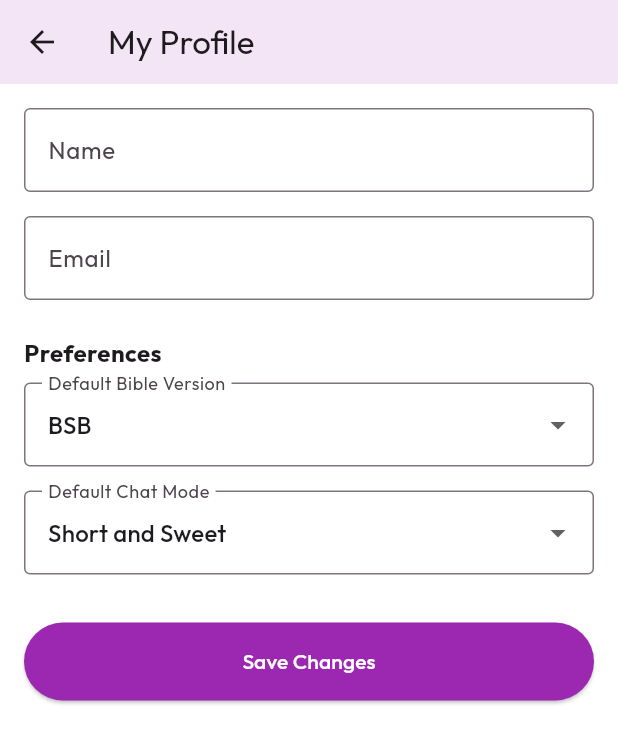
After one commit to AntonyMN/bible-ai-samuel, a Flutter app: the ProfileScreen screen opened by its route, on a phone screen of 412 x 824 dp. The commit adds this screen. Shown: the top 743 px of the screen. Run offline on Flutter 3.47's test engine with Material 3 defaults, Android fonts, the phone set to English and light mode, and no system bars; our stand-ins replace audioplayers, flutter_markdown, google_fonts, permission_handler, shared_preferences, speech_to_text; accounts and stored records are empty; network calls fail.

Commit message:
Add API support for mobile profile and memories

```diff
--- /dev/null
+++ b/mobile/lib/screens/profile_screen.dart
@@ -0,0 +1,136 @@
+import 'package:flutter/material.dart';
+import 'package:provider/provider.dart';
+import '../providers/auth_provider.dart';
+import '../providers/chat_provider.dart';
+import '../services/api_service.dart';
+
+class ProfileScreen extends StatefulWidget {
+  const ProfileScreen({super.key});
+
+  @override
+  State<ProfileScreen> createState() => _ProfileScreenState();
+}
+
+class _ProfileScreenState extends State<ProfileScreen> {
+  final _formKey = GlobalKey<FormState>();
+  late TextEditingController _nameController;
+  late TextEditingController _emailController;
+  String? _selectedBibleVersion;
+  String? _selectedMode;
+  bool _isLoading = false;
+
+  @override
+  void initState() {
+    super.initState();
+    final user = context.read<AuthProvider>().user;
+    final chatProvider = context.read<ChatProvider>();
+
+    _nameController = TextEditingController(text: user?.name ?? '');
+    _emailController = TextEditingController(text: user?.email ?? '');
+    _selectedBibleVersion = chatProvider.selectedBibleVersion;
+    _selectedMode = chatProvider.selectedMode;
+  }
+
+  @override
+  void dispose() {
+    _nameController.dispose();
+    _emailController.dispose();
+    super.dispose();
+  }
+
+  Future<void> _save() async {
+    if (!_formKey.currentState!.validate()) return;
+
+    setState(() => _isLoading = true);
+
+    final apiService = context.read<ApiService>();
+    final success = await apiService.updateProfile({
+      'name': _nameController.text,
+      'email': _emailController.text,
+      'bible_version': _selectedBibleVersion,
+      'mode': _selectedMode,
+    });
+
+    if (mounted) {
+      setState(() => _isLoading = false);
+      if (success) {
+        ScaffoldMessenger.of(context).showSnackBar(
+          const SnackBar(content: Text('Profile updated successfully')),
+        );
+        // Refresh local providers
+        context.read<ChatProvider>().selectedBibleVersion = _selectedBibleVersion!;
+        context.read<ChatProvider>().selectedMode = _selectedMode!;
+        // AuthProvider might need an update to user object if we want it reflected elsewhere
+        Navigator.pop(context);
+      } else {
+        ScaffoldMessenger.of(context).showSnackBar(
+          const SnackBar(content: Text('Failed to update profile')),
+        );
+      }
+    }
+  }
+
+  @override
+  Widget build(BuildContext context) {
+    return Scaffold(
+      appBar: AppBar(
+        title: const Text('My Profile'),
+        backgroundColor: Colors.purple[50],
+      ),
+      body: SingleChildScrollView(
+        padding: const EdgeInsets.all(16.0),
+        child: Form(
+          key: _formKey,
+          child: Column(
+            crossAxisAlignment: CrossAxisAlignment.stretch,
+            children: [
+              TextFormField(
+                controller: _nameController,
+                decoration: const InputDecoration(labelText: 'Name', border: OutlineInputBorder()),
+                validator: (val) => val == null || val.isEmpty ? 'Enter your name' : null,
+              ),
+              const SizedBox(height: 16),
+              TextFormField(
+                controller: _emailController,
+                decoration: const InputDecoration(labelText: 'Email', border: OutlineInputBorder()),
+                validator: (val) => val == null || val.isEmpty ? 'Enter your email' : null,
+              ),
+              const SizedBox(height: 24),
+              const Text('Preferences', style: TextStyle(fontWeight: FontWeight.bold, fontSize: 16)),
+              const SizedBox(height: 8),
+              DropdownButtonFormField<String>(
+                value: _selectedBibleVersion,
+                decoration: const InputDecoration(labelText: 'Default Bible Version', border: OutlineInputBorder()),
+                items: ['BSB', 'KJV', 'ASV', 'WEB'].map((v) => DropdownMenuItem(value: v, child: Text(v))).toList(),
+                onChanged: (val) => setState(() => _selectedBibleVersion = val),
+              ),
+              const SizedBox(height: 16),
+              DropdownButtonFormField<String>(
+                value: _selectedMode,
+                decoration: const InputDecoration(labelText: 'Default Chat Mode', border: OutlineInputBorder()),
+                items: [
+                  {'value': 'fast', 'label': 'Short and Sweet'},
+                  {'value': 'deep', 'label': 'Deep Reflection'},
+                  {'value': 'research', 'label': 'Research Mode'},
+                ].map((m) => DropdownMenuItem(value: m['value'], child: Text(m['label']!))).toList(),
+                onChanged: (val) => setState(() => _selectedMode = val),
+              ),
+              const SizedBox(height: 32),
+              ElevatedButton(
+                onPressed: _isLoading ? null : _save,
+                style: ElevatedButton.styleFrom(
+                  backgroundColor: Colors.purple,
+                  foregroundColor: Colors.white,
+                  padding: const EdgeInsets.symmetric(vertical: 16),
+                ),
+                child: _isLoading
+                  ? const SizedBox(height: 20, width: 20, child: CircularProgressIndicator(strokeWidth: 2, color: Colors.white))
+                  : const Text('Save Changes'),
+              ),
+            ],
+          ),
+        ),
+      ),
+    );
+  }
+}
```
Also changed, not shown: mobile/lib/main.dart (+8 -1 lines), mobile/lib/providers/memory_provider.dart (added, +34 -0 lines), mobile/lib/screens/chat_screen.dart (+69 -16 lines), mobile/lib/screens/memories_screen.dart (added, +131 -0 lines), mobile/lib/services/api_service.dart (+36 -0 lines), 3 other files.
